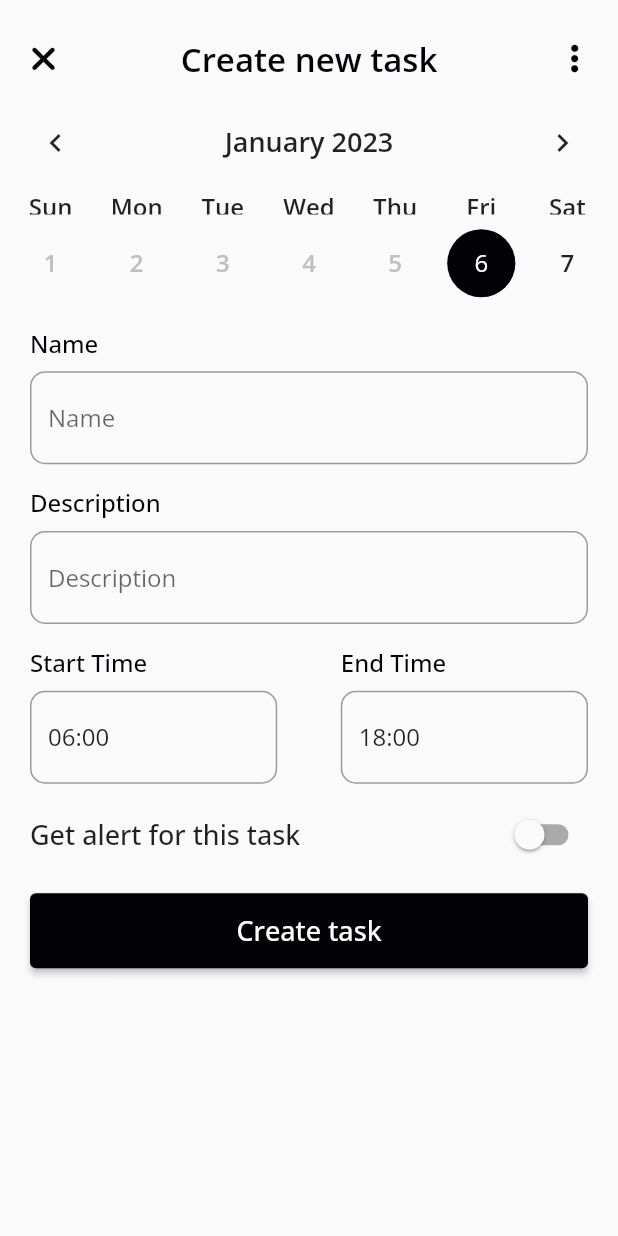
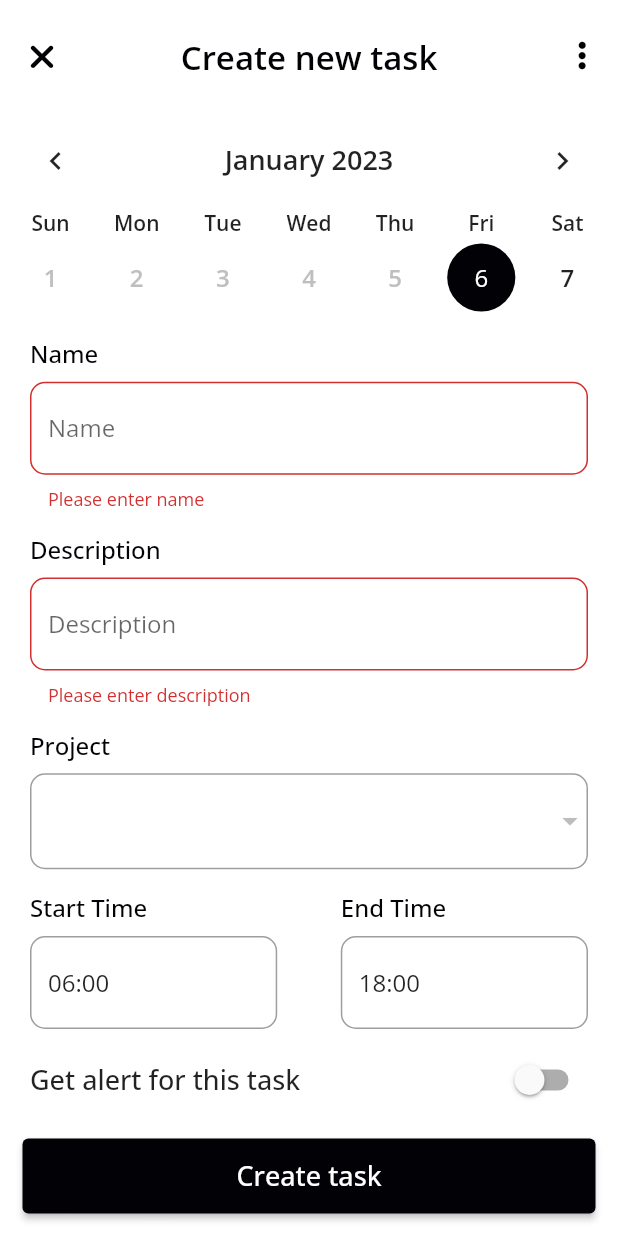
Before and after one commit to bibashmgr/dos, a Flutter app: the CreateTask screen opened directly, after a tap on "Create task", on a phone screen of 412 x 824 dp. Run offline on Flutter 3.47's test engine with Material 2 defaults, Android fonts, the phone set to English and light mode, and no system bars; drawn by our look-alikes of table_calendar; our stand-ins replace dotted_border, flutter_colorpicker, font_awesome_flutter, shared_preferences, syncfusion_flutter_charts, timeline_tile; accounts and stored records are empty; statements that could not run were skipped.

Commit message:
[update]; form-validation on create-task screen

```diff
--- a/client/lib/screens/main_screen/sub_screen/create_task.dart
+++ b/client/lib/screens/main_screen/sub_screen/create_task.dart
@@ -5,14 +5,26 @@ import 'package:table_calendar/table_calendar.dart';
 // utils
 import 'package:client/utils/constants.dart';
 
+// providers
+import 'package:client/providers/project_provider.dart';
+
+const List<String> list = <String>['One', 'Two', 'Three', 'Four'];
+
 class CreateTask extends StatefulWidget {
-  const CreateTask({Key? key}) : super(key: key);
+  final List<ProjectInfo> projectList;
+
+  const CreateTask({
+    required this.projectList,
+    Key? key,
+  }) : super(key: key);
 
   @override
   State<CreateTask> createState() => _CreateTaskState();
 }
 
 class _CreateTaskState extends State<CreateTask> {
+  final _formKey = GlobalKey<FormState>();
+
   DateTime _selectedDay = DateTime.now();
   DateTime _focusedDay = DateTime.now();
 
@@ -20,8 +32,6 @@ class _CreateTaskState extends State<CreateTask> {
   TimeOfDay eTime = const TimeOfDay(hour: 18, minute: 0);
   TextEditingController startTime = TextEditingController();
   TextEditingController endTime = TextEditingController();
-
-  bool isNotify = false;
 
   Future displayStartTime(BuildContext context) async {
     var time = await showTimePicker(context: context, initialTime: sTime);
@@ -45,34 +55,50 @@ class _CreateTaskState extends State<CreateTask> {
     }
   }
 
+  // helper for displaying time
   String displayTime(hr, min) {
     return "${hr < 10 ? '0$hr' : hr}:${min < 10 ? '0$min' : min}";
   }
 
+  String name = '';
+  String desc = '';
+  String projectId = '';
+  bool isNotify = false;
+
+  void createTask() async {
+    // ignore: avoid_print
+    print(
+        '$_selectedDay, $name, $desc, $projectId, ${startTime.text}, ${endTime.text}, $isNotify');
+  }
+
   @override
   void initState() {
+    super.initState();
+
+    projectId = widget.projectList[0].id;
     startTime.text = displayTime(sTime.hour, sTime.minute);
     endTime.text = displayTime(eTime.hour, eTime.minute);
-
-    super.initState();
   }
 
   @override
   Widget build(BuildContext context) {
     double deviceWidth = MediaQuery.of(context).size.width;
 
-    return SingleChildScrollView(
-      child: Container(
-        padding: const EdgeInsets.symmetric(
-          horizontal: 5.0,
-          vertical: 15.0,
+    return Scaffold(
+      backgroundColor: Colors.transparent,
+      appBar: AppBar(
+        automaticallyImplyLeading: false,
+        backgroundColor: kLightColor,
+        centerTitle: true,
+        elevation: 0.0,
+        toolbarHeight: 75,
+        shape: const RoundedRectangleBorder(
+          borderRadius: BorderRadius.only(
+            topLeft: Radius.circular(25),
+            topRight: Radius.circular(25),
           ),
-        child: Column(
-          children: [
-            Row(
-              mainAxisAlignment: MainAxisAlignment.spaceBetween,
-              children: [
-                IconButton(
+        ),
+        leading: IconButton(
           onPressed: () {
             Navigator.pop(context);
           },
@@ -82,7 +108,7 @@ class _CreateTaskState extends State<CreateTask> {
             size: 24.0,
           ),
         ),
-                const Text(
+        title: const Text(
           "Create new task",
           style: TextStyle(
             fontWeight: FontWeight.w600,
@@ -90,6 +116,7 @@ class _CreateTaskState extends State<CreateTask> {
             color: kDarkColor,
           ),
         ),
+        actions: [
           IconButton(
             onPressed: () {},
             icon: const FaIcon(
@@ -100,12 +127,23 @@ class _CreateTaskState extends State<CreateTask> {
           ),
         ],
       ),
+      body: SingleChildScrollView(
+        child: Container(
+          color: kLightColor,
+          padding: const EdgeInsets.symmetric(
+            horizontal: 5.0,
+            vertical: 0.0,
+          ),
+          child: Form(
+            key: _formKey,
+            child: Column(
+              children: [
                 TableCalendar(
                   firstDay: DateTime.now(),
                   lastDay: DateTime.utc(2030, 1, 1),
                   focusedDay: _focusedDay,
                   calendarFormat: CalendarFormat.week,
-              rowHeight: 65,
+                  rowHeight: 60,
                   headerStyle: const HeaderStyle(
                     titleCentered: true,
                     formatButtonVisible: false,
@@ -117,11 +155,11 @@ class _CreateTaskState extends State<CreateTask> {
                   daysOfWeekStyle: const DaysOfWeekStyle(
                     weekdayStyle: TextStyle(
                       fontWeight: FontWeight.w600,
-                  fontSize: 16.0,
+                      fontSize: 14.0,
                     ),
                     weekendStyle: TextStyle(
                       fontWeight: FontWeight.w600,
-                  fontSize: 16.0,
+                      fontSize: 14.0,
                     ),
                   ),
                   calendarStyle: const CalendarStyle(
@@ -181,8 +219,8 @@ class _CreateTaskState extends State<CreateTask> {
                   padding: const EdgeInsets.symmetric(horizontal: 15.0),
                   child: Column(
                     crossAxisAlignment: CrossAxisAlignment.start,
-                children: const [
-                  Text(
+                    children: [
+                      const Text(
                         'Name',
                         style: TextStyle(
                           fontSize: 16.0,
@@ -190,13 +228,24 @@ class _CreateTaskState extends State<CreateTask> {
                           color: kDarkColor,
                         ),
                       ),
-                  SizedBox(
+                      const SizedBox(
                         height: 7.5,
                       ),
-                  TextField(
-                    decoration: InputDecoration(
+                      TextFormField(
+                        onSaved: (newValue) => setState(() {
+                          name = newValue!;
+                        }),
+                        validator: ((value) {
+                          if (value == null || value.isEmpty) {
+                            return 'Please enter name';
+                          }
+                          return null;
+                        }),
+                        decoration: const InputDecoration(
                           border: OutlineInputBorder(
-                        borderRadius: BorderRadius.all(Radius.circular(10.0)),
+                            borderRadius: BorderRadius.all(
+                              Radius.circular(10.0),
+                            ),
                           ),
                           hintText: 'Name',
                         ),
@@ -211,8 +260,8 @@ class _CreateTaskState extends State<CreateTask> {
                   padding: const EdgeInsets.symmetric(horizontal: 15.0),
                   child: Column(
                     crossAxisAlignment: CrossAxisAlignment.start,
-                children: const [
-                  Text(
+                    children: [
+                      const Text(
                         'Description',
                         style: TextStyle(
                           fontSize: 16.0,
@@ -220,17 +269,84 @@ class _CreateTaskState extends State<CreateTask> {
                           color: kDarkColor,
                         ),
                       ),
-                  SizedBox(
+                      const SizedBox(
                         height: 7.5,
                       ),
-                  TextField(
-                    scrollPadding: EdgeInsets.only(bottom: 40),
-                    decoration: InputDecoration(
+                      TextFormField(
+                        onSaved: (newValue) => setState(() {
+                          desc = newValue!;
+                        }),
+                        validator: ((value) {
+                          if (value == null || value.isEmpty) {
+                            return 'Please enter description';
+                          }
+                          return null;
+                        }),
+                        decoration: const InputDecoration(
                           border: OutlineInputBorder(
-                        borderRadius: BorderRadius.all(Radius.circular(10.0)),
+                            borderRadius:
+                                BorderRadius.all(Radius.circular(10.0)),
                           ),
                           hintText: 'Description',
                         ),
+                      ),
+                    ],
+                  ),
+                ),
+                const SizedBox(
+                  height: 15,
+                ),
+                Container(
+                  padding: const EdgeInsets.symmetric(horizontal: 15.0),
+                  child: Column(
+                    crossAxisAlignment: CrossAxisAlignment.start,
+                    children: [
+                      const Text(
+                        'Project',
+                        style: TextStyle(
+                          fontSize: 16.0,
+                          fontWeight: FontWeight.w500,
+                          color: kDarkColor,
+                        ),
+                      ),
+                      const SizedBox(
+                        height: 7.5,
+                      ),
+                      DropdownButtonFormField(
+                        value: projectId,
+                        elevation: 0,
+                        decoration: const InputDecoration(
+                          enabledBorder: OutlineInputBorder(
+                            borderSide: BorderSide(
+                              color: Colors.grey,
+                              width: 1,
+                            ),
+                            borderRadius: BorderRadius.all(
+                              Radius.circular(10),
+                            ),
+                          ),
+                          focusedBorder: OutlineInputBorder(
+                            borderSide: BorderSide(
+                              color: Colors.grey,
+                              width: 1,
+                            ),
+                            borderRadius: BorderRadius.all(
+                              Radius.circular(10),
+                            ),
+                          ),
+                        ),
+                        onChanged: (String? value) {
+                          setState(() {
+                            projectId = value!;
+                          });
+                        },
+                        items: widget.projectList
+                            .map<DropdownMenuItem<String>>((value) {
+                          return DropdownMenuItem<String>(
+                            value: value.id,
+                            child: Text(value.name),
+                          );
+                        }).toList(),
                       ),
                     ],
                   ),
@@ -337,14 +453,28 @@ class _CreateTaskState extends State<CreateTask> {
                 const SizedBox(
                   height: 15,
                 ),
-            Container(
+              ],
+            ),
+          ),
+        ),
+      ),
+      bottomNavigationBar: Container(
+        color: kLightColor,
         padding: const EdgeInsets.symmetric(
           horizontal: 15.0,
+        ),
+        margin: const EdgeInsets.only(
+          bottom: 15.0,
         ),
         width: double.maxFinite,
         height: 50,
         child: ElevatedButton(
-                onPressed: () {},
+          onPressed: () {
+            if (_formKey.currentState!.validate()) {
+              _formKey.currentState?.save();
+              createTask();
+            }
+          },
           style: const ButtonStyle(
             backgroundColor: MaterialStatePropertyAll<Color>(kDarkColor),
           ),
@@ -357,9 +487,6 @@ class _CreateTaskState extends State<CreateTask> {
           ),
         ),
       ),
-          ],
-        ),
-      ),
     );
   }
 }
```
Lines whose indentation alone changed are shown as unchanged.
